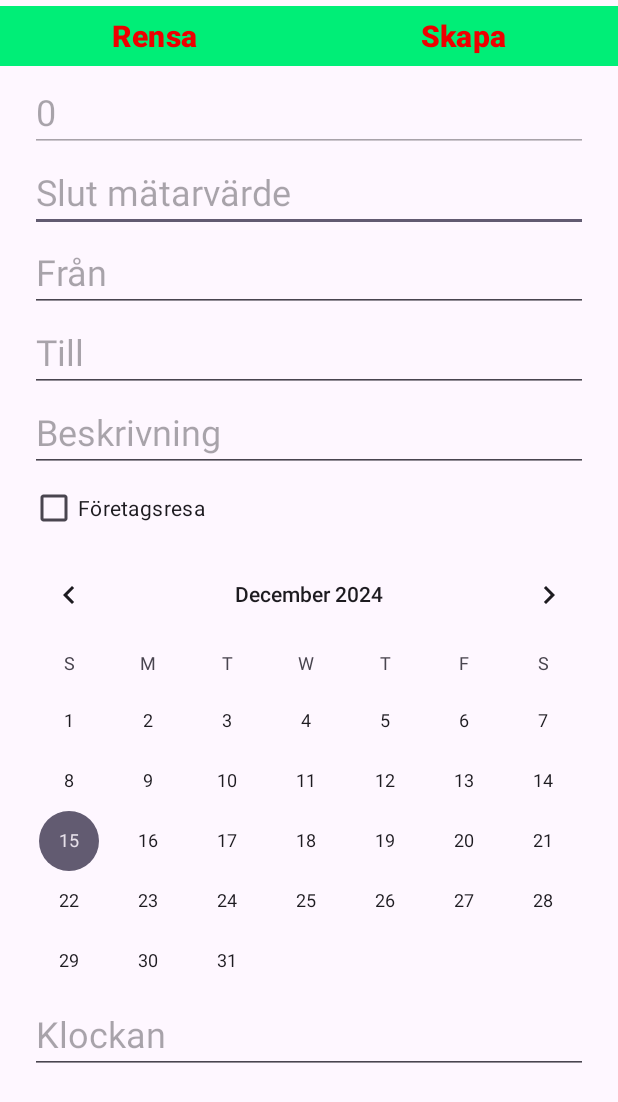
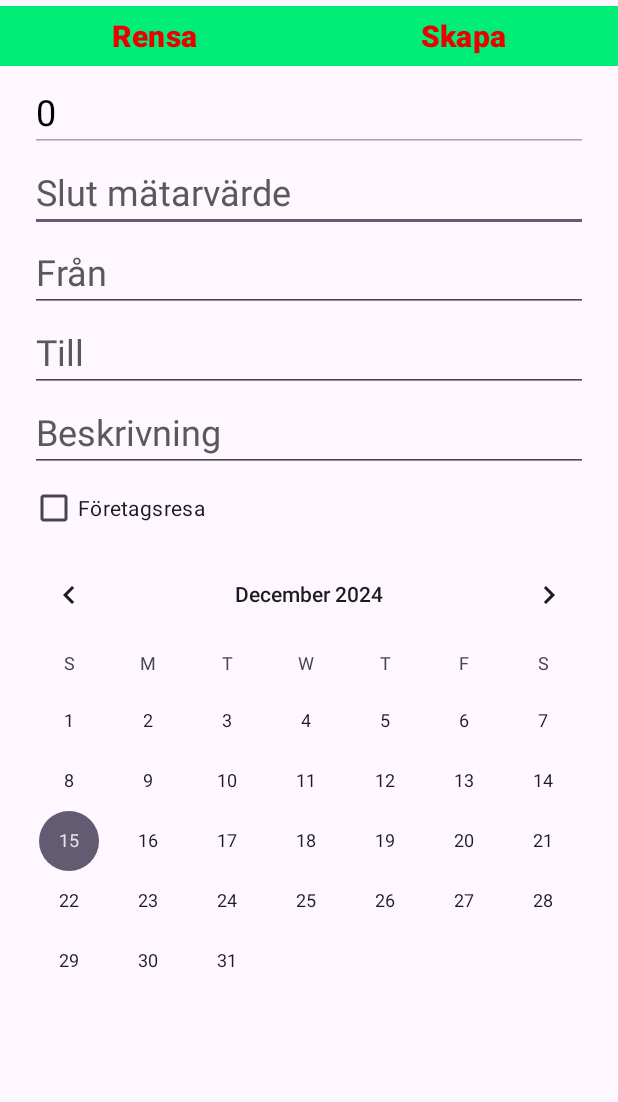
Before and after one commit to falufriSebastianLiljedal/Yournal, an Android app: the fragment AddTripFragment shown on its own in the app's theme, on a phone screen of 412 x 824 dp. Shown: the top 1102 px of the screen. Run offline under Robolectric (Android 15) with nearby library versions, the phone set to English and light mode, and no system bars; network calls fail.

Commit message:
Clean up and errorhandling

```diff
--- a/app/src/main/java/com/example/yournal/AddTripFragment.kt
+++ b/app/src/main/java/com/example/yournal/AddTripFragment.kt
@@ -1,5 +1,6 @@
 package com.example.yournal
 
+import android.annotation.SuppressLint
 import android.os.Bundle
 import android.text.Editable
 import android.text.TextWatcher
@@ -110,6 +111,7 @@ class AddTripFragment : Fragment() {
             }
     }
 
+    @SuppressLint("SetTextI18n")
     private fun updateFromValue(){
         binding.editTextValueFrom.setText(TripManager.getCurrentTripValue().toString())
         binding.editTextValueFrom.isEnabled = false
@@ -118,7 +120,6 @@ class AddTripFragment : Fragment() {
         binding.editTextTo.setText("")
         binding.editTextFrom.setText("")
         binding.checkBox.isChecked = false
-        binding.editTextTime.setText("")
         binding.editTextValueTo.setText("")
         binding.calendarView.date = Instant.now().toEpochMilli()
         binding.editTextText3.setText("")
--- a/app/src/main/java/com/example/yournal/TripListFragment.kt
+++ b/app/src/main/java/com/example/yournal/TripListFragment.kt
@@ -1,7 +1,6 @@
 package com.example.yournal
 
 import android.os.Bundle
-import android.util.Log
 import androidx.fragment.app.Fragment
 import android.view.LayoutInflater
 import android.view.View
@@ -37,10 +36,6 @@ class TripListFragment : Fragment() {
     private fun updateListBox() {
         val list = TripManager.getStringTripList()
 
-        for (ob in list) {
-            Log.d("Recycler", ob)
-        }
-
         val myListView = binding.tripListView
         val myAdapter = ArrayAdapter(requireContext(), android.R.layout.simple_list_item_1, list)
         myListView.adapter = myAdapter
--- a/app/src/main/res/layout/fragment_add_trip.xml
+++ b/app/src/main/res/layout/fragment_add_trip.xml
@@ -26,7 +26,6 @@
                 android:layout_width="wrap_content"
                 android:layout_height="wrap_content"
                 android:layout_marginStart="0dp"
-                android:layout_marginLeft="0dp"
                 android:layout_weight="0.33"
                 android:backgroundTint="@color/secondary"
                 android:backgroundTintMode="src_in"
@@ -43,7 +42,6 @@
                 android:layout_width="wrap_content"
                 android:layout_height="wrap_content"
                 android:layout_marginStart="0dp"
-                android:layout_marginLeft="0dp"
                 android:layout_weight="0.33"
                 android:backgroundTint="@color/secondary"
                 android:enabled="false"
@@ -83,6 +81,8 @@
                         android:ems="10"
                         android:hint="@string/formStartTripValue"
                         android:inputType="number"
+                        android:textColor="@color/black"
+                        android:textColorHint="#595959"
                         android:textSize="24sp" />
 
                     <EditText
@@ -94,6 +94,8 @@
                         android:ems="10"
                         android:hint="@string/formToTripValue"
                         android:inputType="number"
+                        android:textColor="@color/black"
+                        android:textColorHint="#595959"
                         android:textSize="24sp" />
 
                     <EditText
@@ -105,6 +107,8 @@
                         android:ems="10"
                         android:hint="@string/formFrom"
                         android:inputType="text"
+                        android:textColor="@color/black"
+                        android:textColorHint="#595959"
                         android:textSize="24sp" />
 
                     <EditText
@@ -116,6 +120,8 @@
                         android:ems="10"
                         android:hint="@string/formTo"
                         android:inputType="text"
+                        android:textColor="@color/black"
+                        android:textColorHint="#595959"
                         android:textSize="24sp" />
 
                     <EditText
@@ -127,6 +133,8 @@
                         android:ems="10"
                         android:hint="@string/formDesc"
                         android:inputType="text"
+                        android:textColor="@color/black"
+                        android:textColorHint="#595959"
                         android:textSize="24sp" />
 
                     <CheckBox
@@ -143,16 +151,6 @@
                     android:layout_width="match_parent"
                     android:layout_height="300dp" />
 
-                <EditText
-                    android:id="@+id/editTextTime"
-                    android:layout_width="match_parent"
-                    android:layout_height="wrap_content"
-                    android:layout_marginLeft="20dp"
-                    android:layout_marginRight="20dp"
-                    android:ems="10"
-                    android:hint="@string/formTime"
-                    android:inputType="time"
-                    android:textSize="24sp" />
             </LinearLayout>
         </ScrollView>
 
--- a/app/src/main/res/layout/fragment_settings.xml
+++ b/app/src/main/res/layout/fragment_settings.xml
@@ -14,7 +14,7 @@
             android:id="@+id/btnDeleteAll"
             android:layout_width="0dp"
             android:layout_height="wrap_content"
-            android:text="Radera alla värden"
+            android:text="@string/deleteAllValues"
             app:layout_constraintEnd_toEndOf="parent"
             app:layout_constraintStart_toStartOf="parent"
             app:layout_constraintTop_toTopOf="parent" />
--- a/app/src/main/res/values/colors.xml
+++ b/app/src/main/res/values/colors.xml
@@ -5,5 +5,6 @@
     <color name="main">#EE0000</color>
     <color name="secondary">#00ee77</color>
     <color name="third">#0077ee</color>
+    <color name="hint">#595959</color>
 
 </resources>
--- a/app/src/main/res/values/strings.xml
+++ b/app/src/main/res/values/strings.xml
@@ -14,4 +14,5 @@
     <string name="formToTripValue">Slut mätarvärde</string>
     <string name="formDesc">Beskrivning</string>
     <string name="formTime">Klockan</string>
+    <string name="deleteAllValues">Radera alla värden</string>
 </resources>
```
Also changed, not shown: app/src/main/java/com/example/yournal/TripManager.kt (+19 -31 lines).
